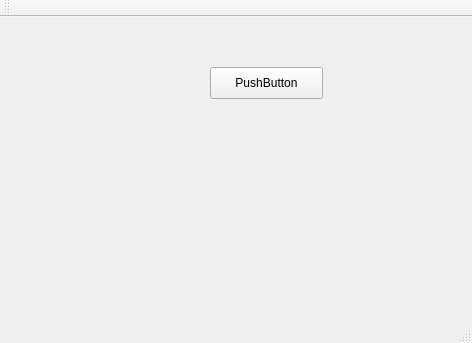
Before: the Qt Designer form mainwindow.ui in supojen/Bulk_Club, drawn with Qt 5.
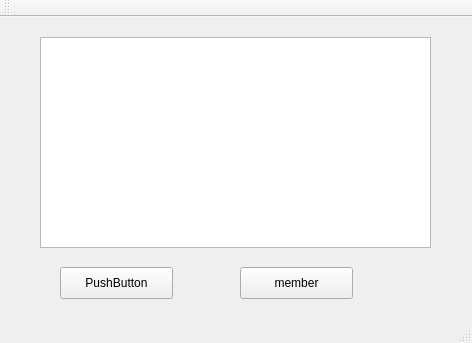
After: the same form once the commit is applied.

```diff
--- a/mainwindow.ui
+++ b/mainwindow.ui
@@ -14,11 +14,21 @@
    <string>MainWindow</string>
   </property>
   <widget class="QWidget" name="centralWidget">
+   <widget class="QTableView" name="tableView">
+    <property name="geometry">
+     <rect>
+      <x>40</x>
+      <y>20</y>
+      <width>391</width>
+      <height>211</height>
+     </rect>
+    </property>
+   </widget>
    <widget class="QPushButton" name="pushButton">
     <property name="geometry">
      <rect>
-      <x>210</x>
-      <y>50</y>
+      <x>60</x>
+      <y>250</y>
       <width>113</width>
       <height>32</height>
      </rect>
@@ -27,6 +37,19 @@
      <string>PushButton</string>
     </property>
    </widget>
+   <widget class="QPushButton" name="pushButton_addMember">
+    <property name="geometry">
+     <rect>
+      <x>240</x>
+      <y>250</y>
+      <width>113</width>
+      <height>32</height>
+     </rect>
+    </property>
+    <property name="text">
+     <string>member</string>
+    </property>
+   </widget>
   </widget>
   <widget class="QMenuBar" name="menuBar">
    <property name="geometry">
```
